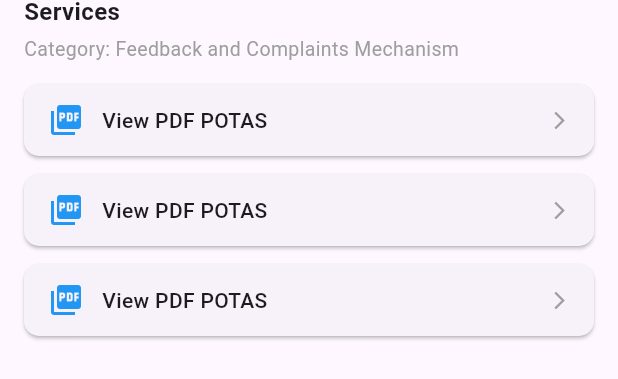
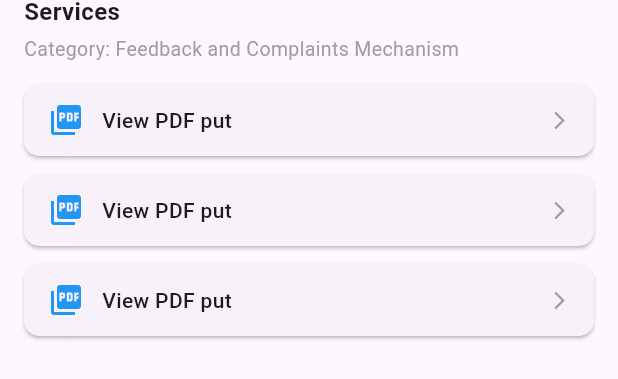
Before and after one commit to CarLCode02/FlutterColl, a Flutter app: the FeedbackComplaintsView widget shown alone on an empty page, opened directly, on a phone screen of 412 x 824 dp. Shown: the part 132-511 px from the top of the screen. Run offline on Flutter 3.47's test engine with Material 3 defaults, Android fonts, the phone set to English and light mode, and no system bars; network calls fail.

Commit message:
changed the wordings

```diff
--- a/lib/category_views/allied_service_division_view.dart
+++ b/lib/category_views/allied_service_division_view.dart
@@ -67,7 +67,7 @@ class _AlliedServiceDivisionViewState extends State<AlliedServiceDivisionView> {
                   style: TextStyle(fontSize: 20, fontWeight: FontWeight.bold),
                 ),
                 SizedBox(height: 16),
-                Text('Ulllolll', style: TextStyle(fontSize: 14)),
+                Text('put', style: TextStyle(fontSize: 14)),
               ],
             ),
           ),
@@ -150,7 +150,7 @@ class _AlliedServiceDivisionViewState extends State<AlliedServiceDivisionView> {
               SizedBox(width: 12),
               Expanded(
                 child: Text(
-                  'View PDF POTAS',
+                  'View PDF put',
                   style: TextStyle(fontSize: 14, fontWeight: FontWeight.w500),
                 ),
               ),
--- a/lib/category_views/feedback_complaints_view.dart
+++ b/lib/category_views/feedback_complaints_view.dart
@@ -65,7 +65,7 @@ class _FeedbackComplaintsViewState extends State<FeedbackComplaintsView> {
                   style: TextStyle(fontSize: 20, fontWeight: FontWeight.bold),
                 ),
                 SizedBox(height: 16),
-                Text('Ulllolll', style: TextStyle(fontSize: 14)),
+                Text('put', style: TextStyle(fontSize: 14)),
               ],
             ),
           ),
@@ -148,7 +148,7 @@ class _FeedbackComplaintsViewState extends State<FeedbackComplaintsView> {
               SizedBox(width: 12),
               Expanded(
                 child: Text(
-                  'View PDF POTAS',
+                  'View PDF put',
                   style: TextStyle(fontSize: 14, fontWeight: FontWeight.w500),
                 ),
               ),
--- a/lib/category_views/hospital_operations_support_view.dart
+++ b/lib/category_views/hospital_operations_support_view.dart
@@ -76,7 +76,7 @@ class _HospitalOperationsSupportViewState
                   style: TextStyle(fontSize: 20, fontWeight: FontWeight.bold),
                 ),
                 SizedBox(height: 16),
-                Text('Ulllolll', style: TextStyle(fontSize: 14)),
+                Text('put', style: TextStyle(fontSize: 14)),
               ],
             ),
           ),
@@ -159,7 +159,7 @@ class _HospitalOperationsSupportViewState
               SizedBox(width: 12),
               Expanded(
                 child: Text(
-                  'View PDF POTAS',
+                  'View PDF put',
                   style: TextStyle(fontSize: 14, fontWeight: FontWeight.w500),
                 ),
               ),
--- a/lib/category_views/list_of_offices_view.dart
+++ b/lib/category_views/list_of_offices_view.dart
@@ -66,7 +66,7 @@ class _ListOfOfficesViewState extends State<ListOfOfficesView> {
                   style: TextStyle(fontSize: 20, fontWeight: FontWeight.bold),
                 ),
                 SizedBox(height: 16),
-                Text('Ulllolll', style: TextStyle(fontSize: 14)),
+                Text('put', style: TextStyle(fontSize: 14)),
               ],
             ),
           ),
@@ -149,7 +149,7 @@ class _ListOfOfficesViewState extends State<ListOfOfficesView> {
               SizedBox(width: 12),
               Expanded(
                 child: Text(
-                  'View PDF POTAS',
+                  'View PDF put',
                   style: TextStyle(fontSize: 14, fontWeight: FontWeight.w500),
                 ),
               ),
--- a/lib/category_views/medical_center_chief_office_view.dart
+++ b/lib/category_views/medical_center_chief_office_view.dart
@@ -70,7 +70,7 @@ class _MedicalCenterChiefOfficeViewState
                   style: TextStyle(fontSize: 20, fontWeight: FontWeight.bold),
                 ),
                 SizedBox(height: 16),
-                Text('Ulllolll', style: TextStyle(fontSize: 14)),
+                Text('put', style: TextStyle(fontSize: 14)),
               ],
             ),
           ),
@@ -153,7 +153,7 @@ class _MedicalCenterChiefOfficeViewState
               SizedBox(width: 12),
               Expanded(
                 child: Text(
-                  'View PDF POTAS',
+                  'View PDF put',
                   style: TextStyle(fontSize: 14, fontWeight: FontWeight.w500),
                 ),
               ),
--- a/lib/category_views/medical_service_division_view.dart
+++ b/lib/category_views/medical_service_division_view.dart
@@ -75,7 +75,7 @@ class _MedicalServiceDivisionViewState extends State<MedicalServiceDivisionView>
                   style: TextStyle(fontSize: 20, fontWeight: FontWeight.bold),
                 ),
                 SizedBox(height: 16),
-                Text('Ulllolll', style: TextStyle(fontSize: 14)),
+                Text('put', style: TextStyle(fontSize: 14)),
               ],
             ),
           ),
@@ -158,7 +158,7 @@ class _MedicalServiceDivisionViewState extends State<MedicalServiceDivisionView>
               SizedBox(width: 12),
               Expanded(
                 child: Text(
-                  'View PDF POTAS',
+                  'View PDF put',
                   style: TextStyle(fontSize: 14, fontWeight: FontWeight.w500),
                 ),
               ),
--- a/lib/category_views/nursing_service_division_view.dart
+++ b/lib/category_views/nursing_service_division_view.dart
@@ -75,7 +75,7 @@ class _NursingServiceDivisionViewState extends State<NursingServiceDivisionView>
                   style: TextStyle(fontSize: 20, fontWeight: FontWeight.bold),
                 ),
                 SizedBox(height: 16),
-                Text('Ulllolll', style: TextStyle(fontSize: 14)),
+                Text('put', style: TextStyle(fontSize: 14)),
               ],
             ),
           ),
@@ -158,7 +158,7 @@ class _NursingServiceDivisionViewState extends State<NursingServiceDivisionView>
               SizedBox(width: 12),
               Expanded(
                 child: Text(
-                  'View PDF POTAS',
+                  'View PDF put',
                   style: TextStyle(fontSize: 14, fontWeight: FontWeight.w500),
                 ),
               ),
```
